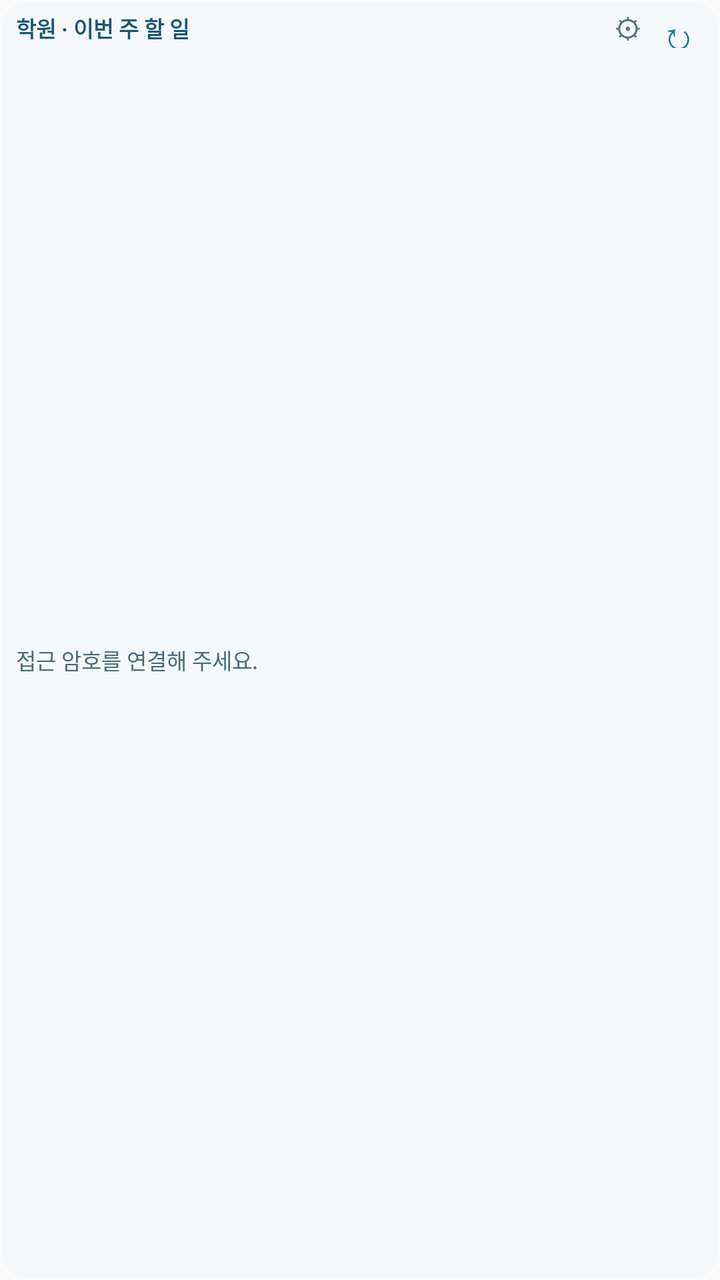
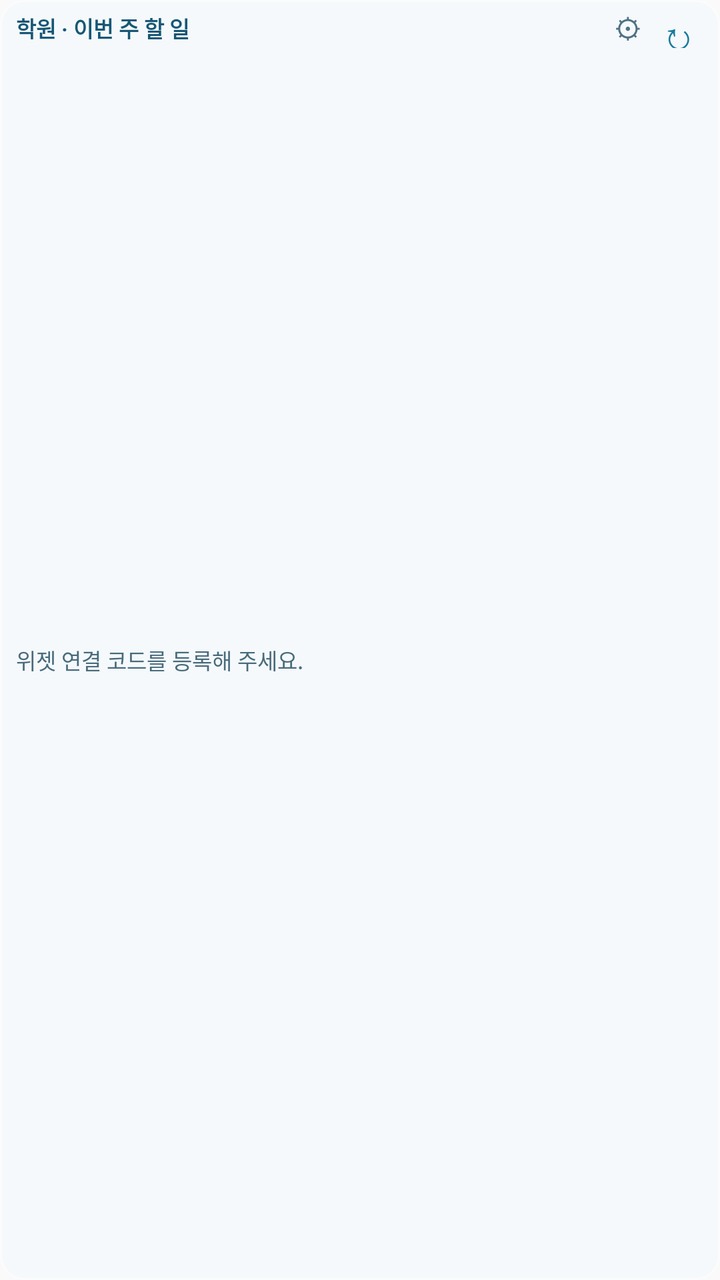

Compare the two renders of this Android layout. The source of the first and the diff that turns it into the second are given below.
<!-- AndroidManifest.xml: application theme android:Theme.Material.Light.NoActionBar -->
<!-- res/layout/widget.xml -->
<LinearLayout xmlns:android="http://schemas.android.com/apk/res/android" android:id="@+id/root" android:layout_width="match_parent" android:layout_height="match_parent" android:orientation="vertical" android:paddingHorizontal="8dp" android:paddingVertical="4dp" android:background="@drawable/widget_background">
 <LinearLayout android:layout_width="match_parent" android:layout_height="20dp" android:gravity="center_vertical" android:orientation="horizontal">
  <TextView android:id="@+id/heading" android:layout_width="0dp" android:layout_weight="1" android:layout_height="match_parent" android:gravity="center_vertical" android:text="학원 · 이번 주 할 일" android:textColor="#175775" android:textSize="11sp" android:textStyle="bold" android:singleLine="true"/>
  <TextView android:id="@+id/settings" android:layout_width="24dp" android:layout_height="match_parent" android:gravity="center" android:text="⚙" android:textColor="#4F7184" android:textSize="14sp" android:contentDescription="위젯 연결 설정"/>
  <TextView android:id="@+id/refresh" android:layout_width="26dp" android:layout_height="match_parent" android:gravity="center" android:text="↻" android:textColor="#19799F" android:textSize="19sp" android:contentDescription="일정 새로고침"/>
 </LinearLayout>
 <FrameLayout android:layout_width="match_parent" android:layout_height="0dp" android:layout_weight="1">
  <ListView android:id="@+id/list" android:layout_width="match_parent" android:layout_height="match_parent" android:divider="@android:color/transparent" android:dividerHeight="0dp" android:scrollbars="none"/>
  <TextView android:id="@+id/empty" android:layout_width="match_parent" android:layout_height="match_parent" android:gravity="center_vertical" android:text="접근 암호를 연결해 주세요." android:textColor="#486B7C" android:textSize="11sp"/>
 </FrameLayout>
</LinearLayout>
<!-- resources referenced by this layout -->
<resources>
  <!-- drawable widget_background (drawable) -->
  <shape xmlns:android="http://schemas.android.com/apk/res/android"><solid android:color="#AAF4F9FD"/><corners android:radius="12dp"/><stroke android:width="1dp" android:color="#66FFFFFF"/></shape>
</resources>

<!-- the commit's change to res/layout/widget.xml (unified diff, before → after) -->
@@ -6,6 +6,6 @@
  </LinearLayout>
  <FrameLayout android:layout_width="match_parent" android:layout_height="0dp" android:layout_weight="1">
   <ListView android:id="@+id/list" android:layout_width="match_parent" android:layout_height="match_parent" android:divider="@android:color/transparent" android:dividerHeight="0dp" android:scrollbars="none"/>
-  <TextView android:id="@+id/empty" android:layout_width="match_parent" android:layout_height="match_parent" android:gravity="center_vertical" android:text="접근 암호를 연결해 주세요." android:textColor="#486B7C" android:textSize="11sp"/>
+  <TextView android:id="@+id/empty" android:layout_width="match_parent" android:layout_height="match_parent" android:gravity="center_vertical" android:text="위젯 연결 코드를 등록해 주세요." android:textColor="#486B7C" android:textSize="11sp"/>
  </FrameLayout>
 </LinearLayout>
